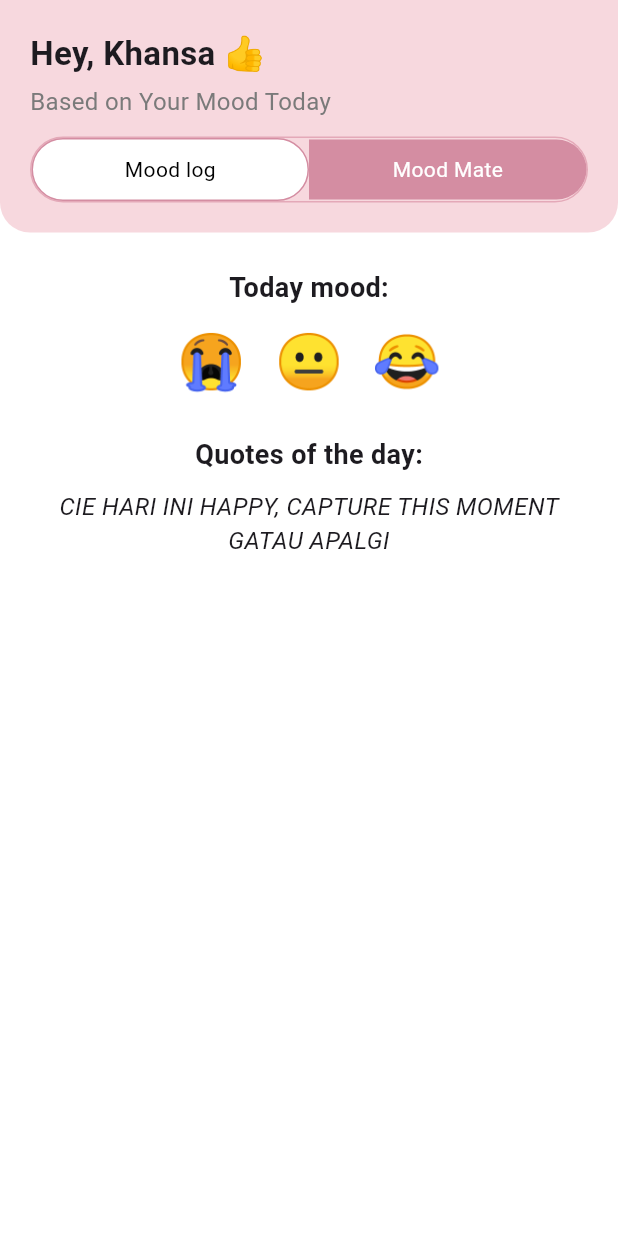
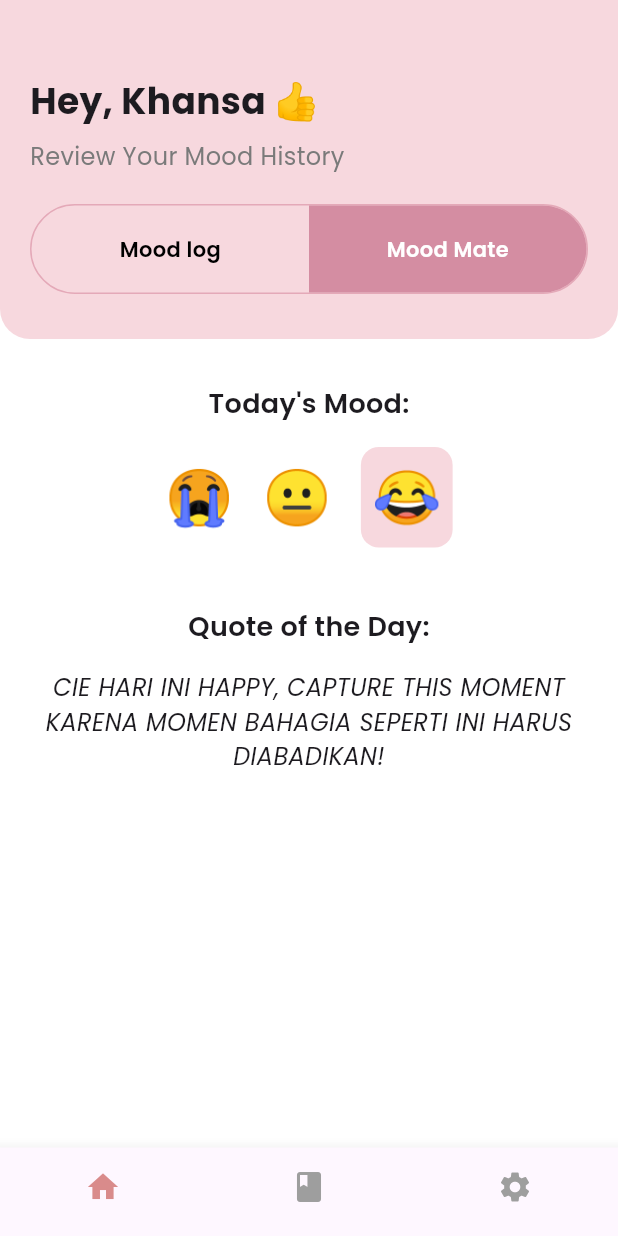
Before and after one commit to khansarg/Emolog-fe-mobile, a Flutter app: the MoodMateScreen screen opened directly, on a phone screen of 412 x 824 dp. Run offline on Flutter 3.47's test engine with Material 3 defaults, Android fonts, the light colour scheme and no system bars.

Commit message:
udah dibetulin

```diff
--- a/lib/Button/BottomNavigationBar.dart
+++ b/lib/Button/BottomNavigationBar.dart
@@ -19,7 +19,7 @@ class CustomBottomNavBar extends StatelessWidget {
 
         // Navigasi sesuai tab
         if (index == 0) {
-          Navigator.pushNamed(context, '/'); // Home (sementara ke WelcomePage)
+          Navigator.pushNamed(context, '/homeML'); // Home (sementara ke WelcomePage)
         } else if (index == 1) {
           Navigator.pushNamed(context, '/diary'); // DiaryPage
         } else if (index == 2) {
--- a/lib/features/Home/moodmate.dart
+++ b/lib/features/Home/moodmate.dart
@@ -1,19 +1,42 @@
 import 'package:flutter/material.dart';
-import 'moodlog.dart'; // Import MoodLogScreen
+import 'moodlog.dart';
+import '/Button/BottomNavigationBar.dart'; // Import CustomBottomNavBar
 
-class MoodMateScreen extends StatelessWidget {
+class MoodMateScreen extends StatefulWidget {
   const MoodMateScreen({super.key});
+
+  @override
+  _MoodMateScreenState createState() => _MoodMateScreenState();
+}
+
+class _MoodMateScreenState extends State<MoodMateScreen> {
+  int _currentIndex = 0;
+  bool isMoodMateActive = true;
+
+  void _onItemTapped(int index) {
+    setState(() {
+      _currentIndex = index;
+    });
+  }
+
+  void navigateToMoodLog() {
+    Navigator.pushReplacement(
+      context,
+      MaterialPageRoute(builder: (context) => const MoodLogScreen()),
+    );
+  }
 
   @override
   Widget build(BuildContext context) {
     return Scaffold(
       backgroundColor: Colors.white,
       body: SafeArea(
+        top: false,
         child: Column(
           children: [
-            // Header (tidak di-scroll)
+            // Header
             Container(
-              padding: const EdgeInsets.all(20),
+              padding: const EdgeInsets.only(left: 20, right: 20, top: 50, bottom: 30), // Biar ga ada putih atas
               decoration: const BoxDecoration(
                 color: Color(0xFFF7D8DE),
                 borderRadius: BorderRadius.only(
@@ -24,90 +47,160 @@ class MoodMateScreen extends StatelessWidget {
               child: Column(
                 crossAxisAlignment: CrossAxisAlignment.start,
                 children: [
-                  const Text("Hey, Khansa 👍", style: TextStyle(fontSize: 22, fontWeight: FontWeight.bold)),
-                  const SizedBox(height: 4),
-                  const Text("Based on Your Mood Today", style: TextStyle(fontSize: 16, color: Color(0xFF7A7A7A))),
-                  const SizedBox(height: 12),
+                  Text(
+                    "Hey, Khansa 👍",
+                    style: const TextStyle(
+                      fontSize: 24,
+                      fontWeight: FontWeight.bold,
+                      fontFamily: 'Poppins',
+                    ),
+                  ),
+                  const SizedBox(height: 8),
+                  const Text(
+                    "Review Your Mood History",
+                    style: TextStyle(
+                      fontSize: 16,
+                      color: Color(0xFF7A7A7A),
+                      fontFamily: 'Poppins',
+                    ),
+                  ),
+                  const SizedBox(height: 20),
                   Container(
+                    height: 60,
                     decoration: BoxDecoration(
+                      color: Colors.transparent,
                       borderRadius: BorderRadius.circular(30),
-                      border: Border.all(color: const Color(0xFFE4A9B8), width: 1),
+                      border: Border.all(color: Color(0xFFE4A9B8), width: 1),
                     ),
                     child: Row(
                       children: [
+                        // Mood Log Button
                         Expanded(
                           child: GestureDetector(
-                            onTap: () {
-                              // Navigasi ke MoodLogScreen saat Mood Log dipilih
-                              Navigator.pushReplacement(
-                                context,
-                                MaterialPageRoute(
-                                  builder: (context) => const MoodLogScreen(),
+                            onTap: navigateToMoodLog,
+                            child: Container(
+                              decoration: BoxDecoration(
+                                color: isMoodMateActive ? Colors.transparent : const Color(0xFFD48DA2),
+                                borderRadius: const BorderRadius.only(
+                                  topLeft: Radius.circular(30),
+                                  bottomLeft: Radius.circular(30),
                                 ),
-                              );
-                            },
-                            child: Container(
-                              padding: const EdgeInsets.symmetric(vertical: 10),
-                              decoration: BoxDecoration(
-                                color: Colors.white,
-                                borderRadius: BorderRadius.circular(30),
-                                border: Border.all(color: const Color(0xFFD48DA2), width: 1),
                               ),
-                              child: const Center(
-                                child: Text('Mood log', style: TextStyle(color: Colors.black)),
+                              alignment: Alignment.center,
+                              child: Text(
+                                "Mood log",
+                                style: TextStyle(
+                                  color: isMoodMateActive ? Colors.black : Colors.white,
+                                  fontWeight: FontWeight.w600,
+                                  fontFamily: 'Poppins',
                                 ),
                               ),
                             ),
                           ),
+                        ),
+                        // Mood Mate Button
                         Expanded(
+                          child: GestureDetector(
+                            onTap: () {
+                              setState(() {
+                                isMoodMateActive = true;
+                              });
+                            },
                             child: Container(
-                            padding: const EdgeInsets.symmetric(vertical: 10),
-                            decoration: const BoxDecoration(
-                              color: Color(0xFFD48DA2),
-                              borderRadius: BorderRadius.only(
+                              decoration: BoxDecoration(
+                                color: isMoodMateActive ? const Color(0xFFD48DA2) : Colors.transparent,
+                                borderRadius: const BorderRadius.only(
                                   topRight: Radius.circular(30),
                                   bottomRight: Radius.circular(30),
                                 ),
                               ),
-                            child: const Center(
-                              child: Text('Mood Mate', style: TextStyle(color: Colors.white)),
+                              alignment: Alignment.center,
+                              child: Text(
+                                "Mood Mate",
+                                style: TextStyle(
+                                  color: isMoodMateActive ? Colors.white : Colors.black,
+                                  fontWeight: FontWeight.w600,
+                                  fontFamily: 'Poppins',
+                                ),
+                              ),
                             ),
                           ),
                         ),
                       ],
                     ),
-                  )
+                  ),
                 ],
               ),
             ),
-            const SizedBox(height: 24),
-            const Text("Today mood:", style: TextStyle(fontSize: 18, fontWeight: FontWeight.w600)),
-            const SizedBox(height: 10),
-            // Mood Icons
+
+            // Content
+            Expanded(
+              child: SingleChildScrollView(
+                child: Column(
+                  children: [
+                    const SizedBox(height: 30),
+                    const Text(
+                      "Today's Mood:",
+                      style: TextStyle(
+                        fontSize: 18,
+                        fontWeight: FontWeight.w600,
+                        fontFamily: 'Poppins',
+                      ),
+                    ),
+                    const SizedBox(height: 16),
                     Row(
                       mainAxisAlignment: MainAxisAlignment.center,
-              children: const [
-                Text("😭", style: TextStyle(fontSize: 36)),
-                SizedBox(width: 20),
-                Text("😐", style: TextStyle(fontSize: 36)),
-                SizedBox(width: 20),
-                Text("😂", style: TextStyle(fontSize: 36)),
+                      children: [
+                        const Text("😭", style: TextStyle(fontSize: 36)),
+                        const SizedBox(width: 20),
+                        const Text("😐", style: TextStyle(fontSize: 36)),
+                        const SizedBox(width: 20),
+                        Container(
+                          padding: const EdgeInsets.all(8.0), // Menambah padding untuk jarak dengan teks
+                          decoration: BoxDecoration(
+                            color: const Color(0xFFF7D8DE), // Warna background
+                            borderRadius: BorderRadius.circular(12), // Membuat sudut membulat
+                          ),
+                          child: const Text(
+                            "😂",
+                            style: TextStyle(fontSize: 36),
+                          ),
+                        ),
                       ],
                     ),
-            const SizedBox(height: 24),
-            const Text("Quotes of the day:", style: TextStyle(fontSize: 18, fontWeight: FontWeight.w600)),
-            const SizedBox(height: 10),
+                    const SizedBox(height: 40),
+                    const Text(
+                      "Quote of the Day:",
+                      style: TextStyle(
+                        fontSize: 18,
+                        fontWeight: FontWeight.w600,
+                        fontFamily: 'Poppins',
+                      ),
+                    ),
+                    const SizedBox(height: 16),
                     const Padding(
-              padding: EdgeInsets.symmetric(horizontal: 20),
+                      padding: EdgeInsets.symmetric(horizontal: 24),
                       child: Text(
-                "CIE HARI INI HAPPY, CAPTURE THIS MOMENT GATAU APALGI",
+                        "CIE HARI INI HAPPY, CAPTURE THIS MOMENT KARENA MOMEN BAHAGIA SEPERTI INI HARUS DIABADIKAN!",
                         textAlign: TextAlign.center,
-                style: TextStyle(fontSize: 16, fontStyle: FontStyle.italic),
+                        style: TextStyle(
+                          fontSize: 16,
+                          fontStyle: FontStyle.italic,
+                          fontFamily: 'Poppins',
+                        ),
                       ),
                     ),
                   ],
                 ),
               ),
+            ),
+          ],
+        ),
+      ),
+      bottomNavigationBar: CustomBottomNavBar(
+        currentIndex: _currentIndex,
+        onTap: _onItemTapped,
+      ),
     );
   }
 }
--- a/lib/features/diary/diary.dart
+++ b/lib/features/diary/diary.dart
@@ -50,6 +50,7 @@ class _DiaryPageState extends State<DiaryPage> {
     return Scaffold(
       backgroundColor: const Color(0xFFF8D7D5),
       body: isDayView ? _buildDayView() : WeekView(
+        entries: entries, // ini tambahan penting
         onToggleView: () {
           setState(() {
             isDayView = true;
--- a/lib/features/login/login.dart
+++ b/lib/features/login/login.dart
@@ -1,5 +1,6 @@
 import 'package:emolog/features/register/register.dart';
 import 'package:emolog/features/settings/mainsettings.dart';
+import 'package:emolog/features/Home/moodlog.dart';
 import 'package:flutter/material.dart';
 
 class LoginPage extends StatefulWidget {
@@ -121,7 +122,7 @@ class _LoginPageState extends State<LoginPage> {
                      ElevatedButton(onPressed: () {
                        if (username == 'halo123' && password == 'hi'){
                          Navigator.push(context,
-                             MaterialPageRoute(builder: (context) => const SettingsPage()));
+                             MaterialPageRoute(builder: (context) => const MoodLogScreen()));
                        } else {
                          ScaffoldMessenger.of(context).showSnackBar(SnackBar(content: Text('Username atau Password salah')));
                        }
--- a/lib/features/settings/logout.dart
+++ b/lib/features/settings/logout.dart
@@ -53,7 +53,7 @@ class LogoutDialog extends StatelessWidget {
                   ),
                   onPressed: () {
                     onLogout(); //aksi logout
-                    Navigator.pop(context); // Menutup dialog setelah Logout
+                    Navigator.pushReplacementNamed(context, '/'); // Menutup dialog setelah Logout
                   },
                   child: const Text(
                     'Logout',
--- a/lib/main.dart
+++ b/lib/main.dart
@@ -1,3 +1,5 @@
+import 'package:emolog/features/Home/moodlog.dart';
+import 'package:emolog/features/Home/moodmate.dart';
 import 'package:flutter/material.dart';
 import 'features/login/login.dart';
 import 'features/register/register.dart';
@@ -22,7 +24,9 @@ class MyApp extends StatelessWidget {
         '/': (context) => const WelcomePage(), // halaman pertama
         '/login': (context) => const LoginPage(),
         '/settings': (context) => const SettingsPage(),
-        '/diary': (context) => const DiaryPage(), // <-- Tambahkan route diary di sini
+        '/diary': (context) => const DiaryPage(), //
+        '/homeML' : (context) => const MoodLogScreen(),
+        '/homeMM' : (context) => const MoodMateScreen()
       },
     );
   }
```
Also changed, not shown: lib/features/Home/moodlog.dart (+74 -29 lines). Lines whose indentation alone changed are shown as unchanged.
